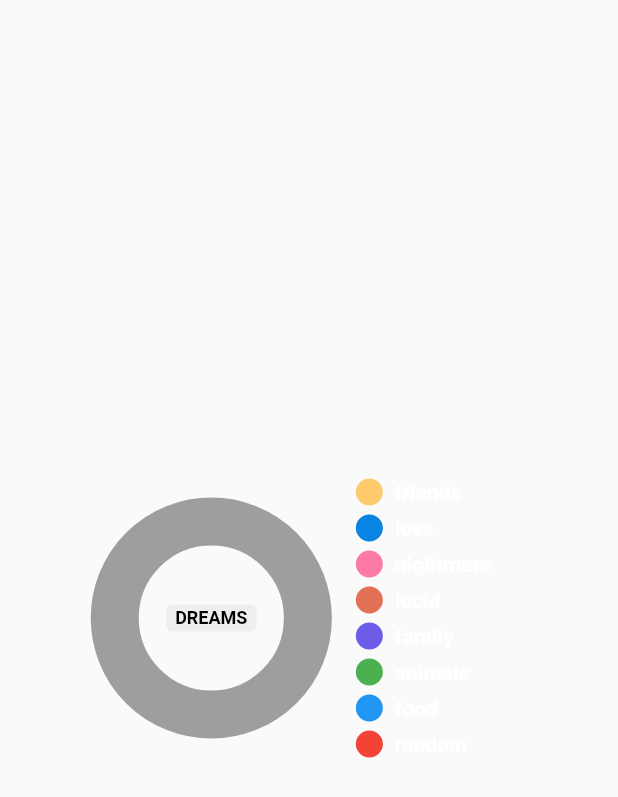
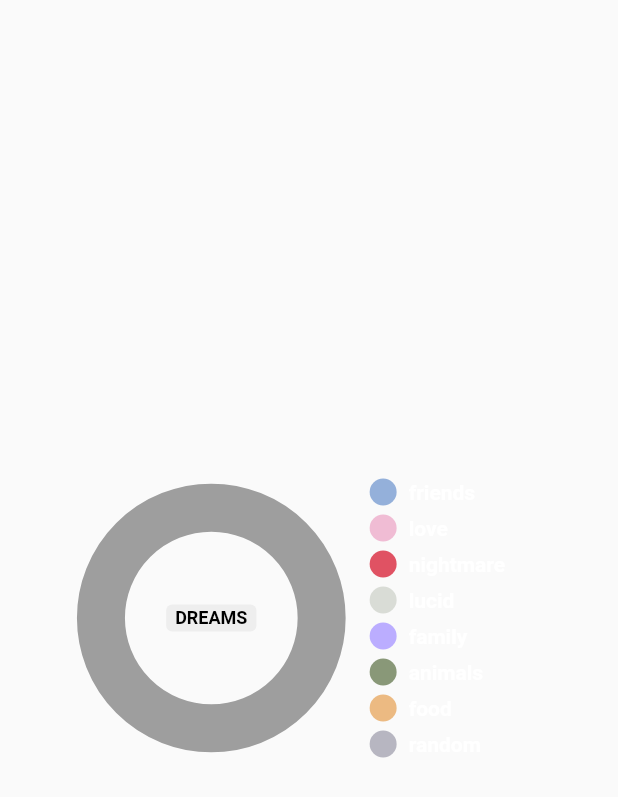
Before and after one commit to elios-cama/DreamNote, a Flutter app: the AnalyticsPage widget shown alone on an empty page, opened directly with empty values, on a phone screen of 412 x 824 dp. Shown: the top 797 px of the screen. Run offline on Flutter 3.47's test engine with Material 2 defaults, Android fonts, the phone set to English and light mode, and no system bars; drawn by our look-alikes of pie_chart; our stand-ins replace font_awesome_flutter, sqflite; accounts and stored records are empty.

Commit message:
finished the chart

```diff
--- a/lib/db/database_provider.dart
+++ b/lib/db/database_provider.dart
@@ -92,10 +92,9 @@ CREATE TABLE $tableDreams (
       tableDreams,
       orderBy: orderBy,
     );
-    result.map((json) => DreamModel.fromJson(json)).toList();
+
     for (var i = 0; i < result.length; i++) {
-      print(result[i]['category']);
-      switch (result[i]['category']) {
+      switch (result[i]['_category']) {
         case "friends":
           {
             friends += 1;
@@ -103,7 +102,7 @@ CREATE TABLE $tableDreams (
           }
 
           break;
-        case "Love":
+        case "love":
           {
             love += 1;
           }
@@ -182,24 +181,5 @@ CREATE TABLE $tableDreams (
     final daba = await db.database;
   }
 
-  /*addNewDream(DreamModel dream) async {
-    final db = await database;
-    db.insert(
-      "dreams",
-      dream.toMap(),
-      conflictAlgorithm: ConflictAlgorithm.replace,
-    );
-  }
 
-
-  Future<dynamic> getDreams() async{
-    final db = await database;
-    var res = await db.query("dreams");
-    if(res.length == 0){
-      return Null;
-    }else{
-      var resultMap = res.toList();
-      return resultMap.isNotEmpty ? resultMap : Null;
-    }
-  }*/
 }
--- a/lib/main.dart
+++ b/lib/main.dart
@@ -1,5 +1,4 @@
 import 'package:dreamnote/views/home_page.dart';
-import 'package:dreamnote/views/search_page.dart';
 import 'package:dreamnote/views/welcome_page.dart';
 import 'package:flutter/material.dart';
 
--- a/lib/views/analytics_page.dart
+++ b/lib/views/analytics_page.dart
@@ -1,7 +1,6 @@
 // ignore_for_file: prefer_const_constructors
 
 import 'package:dreamnote/db/database_provider.dart';
-import 'package:dreamnote/model/dream_model.dart';
 import 'package:flutter/material.dart';
 import 'package:pie_chart/pie_chart.dart';
 
@@ -50,24 +49,23 @@ class _AnalyticsPageState extends State<AnalyticsPage> {
   Widget build(BuildContext context) {
 
    final colorList = <Color>[
-    Color(0xfffdcb6e),
-    Color(0xff0984e3),
-    Color(0xfffd79a8),
-    Color(0xffe17055),
-    Color(0xff6c5ce7),
-      Colors.green,
-      Colors.blue,
-      Colors.red
+    Color(0xff94B0DA),
+    Color(0xffF0BCD4),
+    Color(0xffE05263),
+    Color(0xffD9DCD6),
+    Color(0xffBBADFF),
+    Color(0xff899878),
+    Color(0xffECBA82),
+    Color(0xffB7B6C1),
   ];
     return isLoading?
     Center(child: CircularProgressIndicator())
     :
-    Center(
-      child: PieChart(
+    PieChart(
     dataMap: dataMap,
-    animationDuration: Duration(milliseconds: 800),
+    animationDuration: Duration(milliseconds: 1500),
     chartLegendSpacing: 32,
-    chartRadius: MediaQuery.of(context).size.width / 3.2,
+    chartRadius: MediaQuery.of(context).size.width / 2.8,
     colorList: colorList,
     initialAngleInDegree: 0,
     chartType: ChartType.ring,
@@ -86,13 +84,11 @@ class _AnalyticsPageState extends State<AnalyticsPage> {
     chartValuesOptions: ChartValuesOptions(
     showChartValueBackground: true,
     showChartValues: true,
-      showChartValuesInPercentage: false,
-      showChartValuesOutside: false,
+    showChartValuesInPercentage: true,
+    showChartValuesOutside: true,
     decimalPlaces: 0,
     ),
-    // gradientList: ---To add gradient colors---
-    // emptyColorGradient: ---Empty Color gradient---
-    ),
+
     );
   }
 }
```
Also changed, not shown: lib/components/darkMode_bakcground.dart (added, +16 -0 lines), lib/components/dreamCardWidget.dart (+11 -10 lines), lib/components/gradient_background.dart (added, +16 -0 lines), lib/views/AddEdit_page.dart (+7 -35 lines), lib/views/dreamDetailPage.dart (+5 -13 lines), lib/views/home_page.dart (+4 -14 lines), lib/views/search_page.dart (+5 -13 lines). Lines whose indentation alone changed are shown as unchanged.
